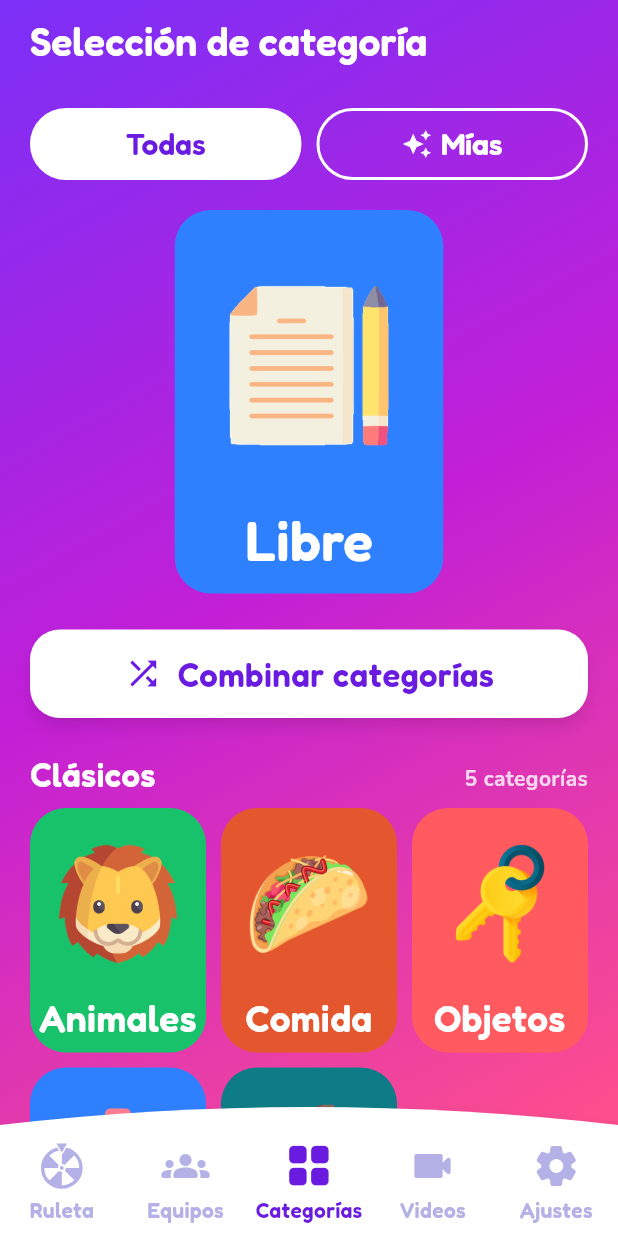
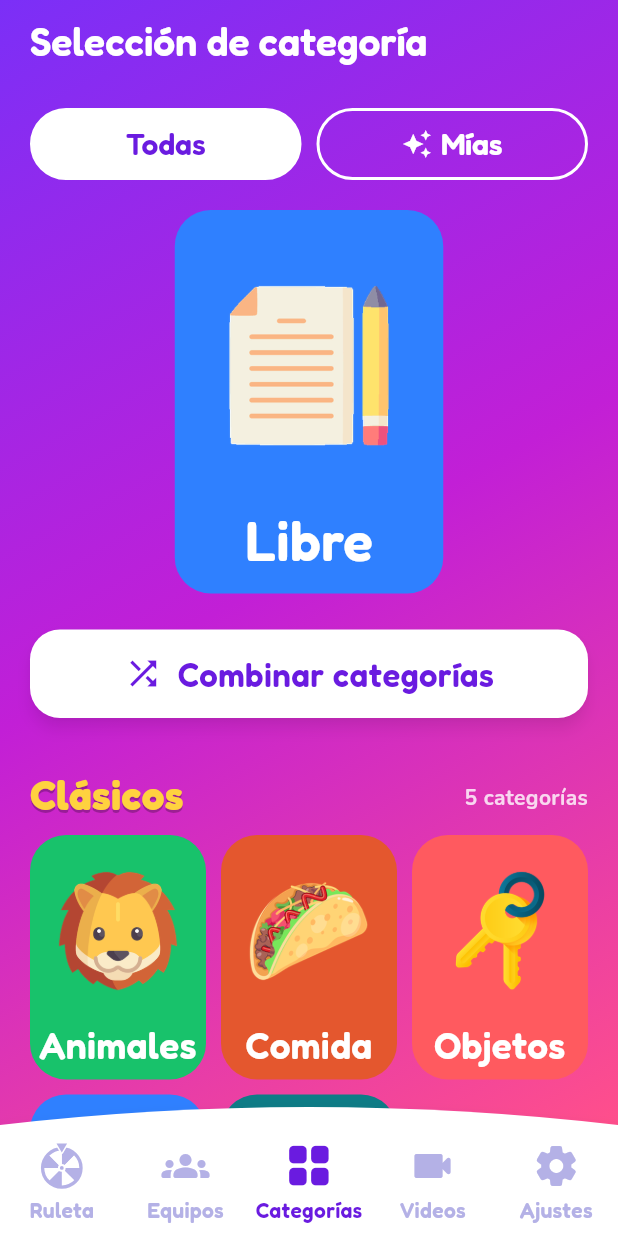
Before and after one commit to juancamilosal/charadeando_app, a Flutter app: the CategoryScreen screen opened by its route, on a phone screen of 412 x 824 dp. Run offline on Flutter 3.47's test engine with Material 3 defaults, Android fonts, the phone set to English and light mode, and no system bars; our stand-ins replace camera, flutter_riverpod, go_router, sensors_plus, share_plus, video_player and 1 more; missing offline and left inert: ffmpeg_kit_flutter_new_video, photo_manager.

Commit message:
Categorías: títulos de sección más grandes y de color, y Navidad visible para probar
- Los títulos de sección van más grandes, amarillos en los fondos
  oscuros y morados en los claros, con más espacio entre secciones.
- TEMPORAL: allSeasonsProvider en true para ver Navidad (Especiales)
  todo el año mientras se prueba; volver a false antes de publicar.

Co-Authored-By: Claude Opus 5.5 <noreply@anthropic.com>
Claude-Session: https://claude.ai/code/session_01XPBFeG2PZmszSkrWwceepV

```diff
--- a/lib/models/category.dart
+++ b/lib/models/category.dart
@@ -322,8 +322,10 @@ enum GameCategory {
   /// Color del dibujo y del texto sobre el color de la categoría.
   Color get onColor => color == AppColors.yellow ? AppColors.ink : Colors.white;
 
-  /// Si se muestra en [date]: las especiales, solo en su temporada.
-  bool shownOn(DateTime date) => season?.contains(date) ?? true;
+  /// Si se muestra en [date]: las especiales, solo en su temporada (o
+  /// siempre, con [allSeasons], para probarlas).
+  bool shownOn(DateTime date, {bool allSeasons = false}) =>
+      allSeasons || (season?.contains(date) ?? true);
 
   static GameCategory? byCode(String? code) {
     for (final c in values) {
@@ -337,18 +339,25 @@ enum GameCategory {
       values.where((c) => c != GameCategory.free).toList();
 
   /// Las categorías de [section] que se ven en [date], en su orden.
-  static List<GameCategory> inSection(CategorySection section, DateTime date) =>
-      [
-        for (final c in values)
-          if (c.section == section && c.shownOn(date)) c,
-      ];
+  static List<GameCategory> inSection(
+    CategorySection section,
+    DateTime date, {
+    bool allSeasons = false,
+  }) => [
+    for (final c in values)
+      if (c.section == section && c.shownOn(date, allSeasons: allSeasons)) c,
+  ];
 
   /// Las secciones que tienen algo que mostrar en [date], cada una con sus
-  /// categorías. Especiales no sale fuera de temporada.
+  /// categorías. Especiales no sale fuera de temporada (salvo con
+  /// [allSeasons]).
   static List<(CategorySection, List<GameCategory>)> sectionsOn(
-    DateTime date,
-  ) => [
+    DateTime date, {
+    bool allSeasons = false,
+  }) => [
     for (final s in CategorySection.values)
-      if (inSection(s, date) case final list when list.isNotEmpty) (s, list),
+      if (inSection(s, date, allSeasons: allSeasons) case final list
+          when list.isNotEmpty)
+        (s, list),
   ];
 }
--- a/lib/providers/providers.dart
+++ b/lib/providers/providers.dart
@@ -149,6 +149,13 @@ final premiumUnlockedProvider = Provider((ref) => true);
 /// temporada (como Navidad) dentro y fuera de sus fechas.
 final clockProvider = Provider<DateTime Function()>((ref) => DateTime.now);
 
+/// Muestra las categorías especiales (como Navidad) todo el año, fuera de
+/// sus fechas.
+///
+/// TEMPORAL: en true para probar Navidad. Volver a false antes de
+/// publicar.
+final allSeasonsProvider = Provider((ref) => true);
+
 /// Categorías del juego que se desbloquean con premium.
 final premiumCategoriesProvider = Provider<Set<GameCategory>>(
   (ref) => {
--- a/lib/screens/category_screen.dart
+++ b/lib/screens/category_screen.dart
@@ -140,10 +140,13 @@ class CategoryScreen extends ConsumerWidget {
             }
           },
         ),
-        for (final (section, categories) in GameCategory.sectionsOn(today)) ...[
-          const SizedBox(height: 26),
+        for (final (section, categories) in GameCategory.sectionsOn(
+          today,
+          allSeasons: ref.watch(allSeasonsProvider),
+        )) ...[
+          const SizedBox(height: 36),
           CategorySectionHeader(section: section, count: categories.length),
-          const SizedBox(height: 10),
+          const SizedBox(height: 12),
           GridView.count(
             crossAxisCount: 3,
             shrinkWrap: true,
@@ -179,6 +182,11 @@ class CategorySectionHeader extends StatelessWidget {
   final CategorySection section;
   final int count;
 
+  /// Color de los títulos: amarillo sobre los fondos oscuros y morado
+  /// sobre los claros, para que se distingan de las tarjetas.
+  static Color titleColor(BuildContext context) =>
+      context.backdrop.light ? AppColors.purple : AppColors.yellow;
+
   @override
   Widget build(BuildContext context) {
     final onBackdrop = context.onBackdrop;
@@ -190,20 +198,26 @@ class CategorySectionHeader extends StatelessWidget {
             section.title,
             style: TextStyle(
               fontFamily: AppFonts.display,
-              fontSize: 22,
+              fontSize: 27,
               height: 1.1,
-              fontWeight: FontWeight.w600,
-              color: onBackdrop,
+              fontWeight: FontWeight.w700,
+              color: titleColor(context),
+              shadows: const [
+                Shadow(color: Color(0x40000000), offset: Offset(0, 2)),
+              ],
             ),
           ),
         ),
         const SizedBox(width: 8),
-        Text(
-          section.note ?? '$count ${count == 1 ? 'categoría' : 'categorías'}',
-          style: TextStyle(
-            fontSize: 14,
-            fontWeight: FontWeight.w700,
-            color: onBackdrop.withValues(alpha: 0.8),
+        Padding(
+          padding: const EdgeInsets.only(bottom: 3),
+          child: Text(
+            section.note ?? '$count ${count == 1 ? 'categoría' : 'categorías'}',
+            style: TextStyle(
+              fontSize: 14,
+              fontWeight: FontWeight.w700,
+              color: onBackdrop.withValues(alpha: 0.8),
+            ),
           ),
         ),
       ],
--- a/lib/widgets/combine_categories_sheet.dart
+++ b/lib/widgets/combine_categories_sheet.dart
@@ -68,7 +68,10 @@ class _CombineCategoriesSheetState
   bool _canPick(GameCategory c) =>
       c != GameCategory.free &&
       c.available &&
-      c.shownOn(ref.read(clockProvider)()) &&
+      c.shownOn(
+        ref.read(clockProvider)(),
+        allSeasons: ref.read(allSeasonsProvider),
+      ) &&
       !_locked(c);
 
   List<CustomCategory> get _customCategories =>
@@ -184,6 +187,7 @@ class _CombineCategoriesSheetState
                   children: [
                     for (final (section, categories) in GameCategory.sectionsOn(
                       today,
+                      allSeasons: ref.watch(allSeasonsProvider),
                     )) ...[
                       _SectionTitle(section.title),
                       for (final c in categories)
```
Also changed, not shown: 3 other files.
